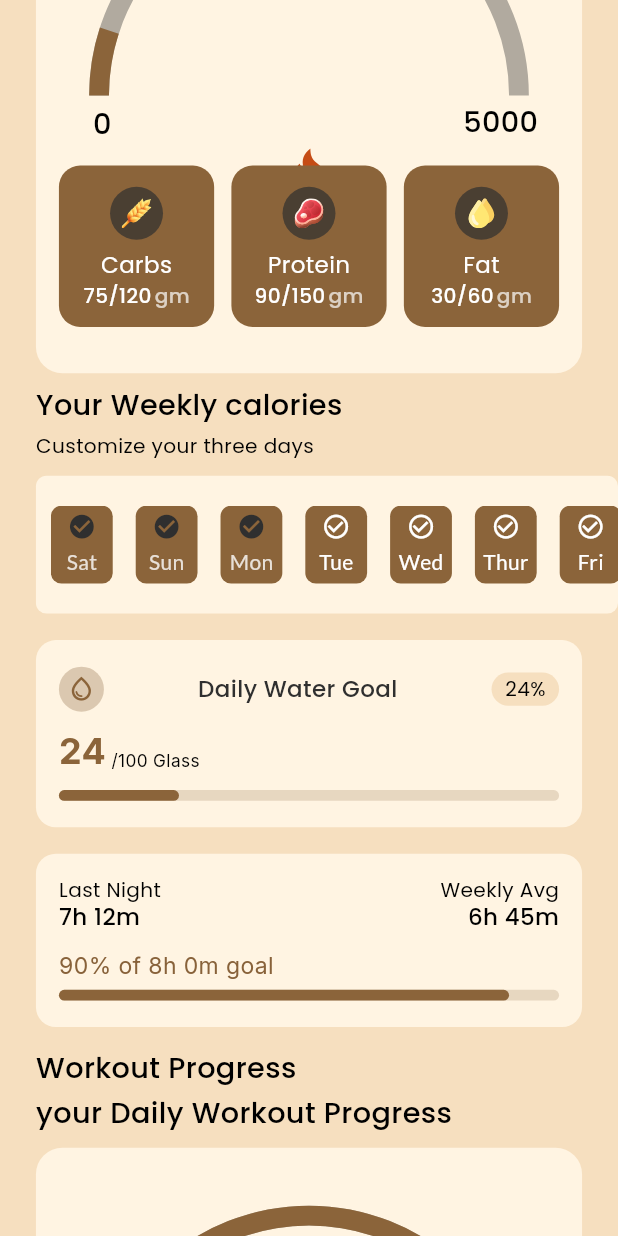
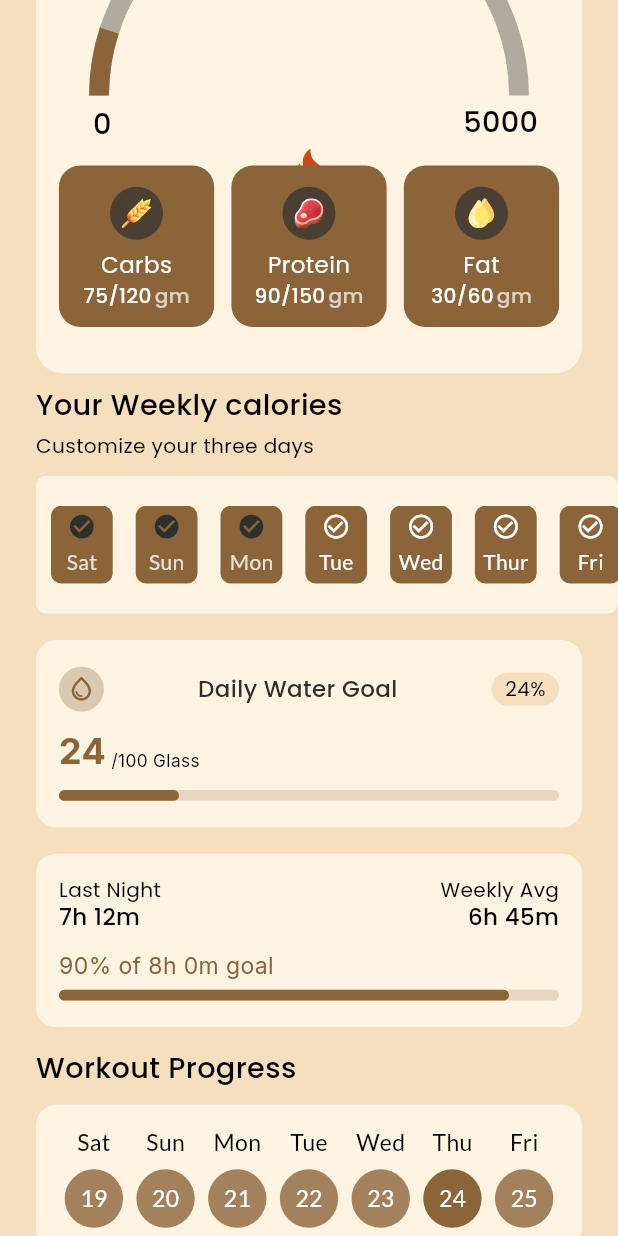
Before and after one commit to BayajitIslam/so-ni_ai, a Flutter app: the HomeScreen screen opened directly, scrolled down 576 dp, on a phone screen of 412 x 824 dp. Run offline on Flutter 3.47's test engine with Material 3 defaults, Android fonts, the phone set to English and light mode, and no system bars; drawn by our look-alikes of syncfusion_flutter_gauges; our stand-ins replace flutter_screenutil, flutter_svg, get, google_fonts.

Commit message:
Home Screen Desing Done

```diff
--- a/lib/features/home/screens/home_screens.dart
+++ b/lib/features/home/screens/home_screens.dart
@@ -9,6 +9,7 @@
 import 'package:template/features/home/widgets/day_select_row.dart';
 import 'package:template/features/home/widgets/sleep_tracking_card.dart';
 import 'package:template/features/home/widgets/water_goal_card.dart';
+import 'package:template/features/home/widgets/week_day_selector.dart';
 
 class HomeScreen extends GetView<HomeController> {
   const HomeScreen({super.key});
@@ -118,6 +119,10 @@
                         style: AppTextStyles.s20w5P(color: AppColors.black),
                       ),
 
+                      SizedBox(height: 15),
+                      //Day Selected
+                      WeekDateSelector(),
+
                       SizedBox(height: 13.h),
                       // 3. your Daily Workout Progress
                       Text(
--- /dev/null
+++ b/lib/features/home/widgets/week_day_selector.dart
@@ -0,0 +1,176 @@
+import 'package:flutter/material.dart';
+import 'package:flutter_screenutil/flutter_screenutil.dart';
+import 'package:get/get.dart';
+import 'package:google_fonts/google_fonts.dart';
+import 'package:template/core/constants/app_colors.dart';
+import 'package:template/core/themes/app_text_style.dart';
+
+class WeekDateSelector extends StatefulWidget {
+  const WeekDateSelector({super.key});
+
+  @override
+  State<WeekDateSelector> createState() => _WeekDateSelectorState();
+}
+
+class _WeekDateSelectorState extends State<WeekDateSelector> {
+  DateTime selectedDate = DateTime.now();
+  late DateTime startOfWeek;
+
+  @override
+  void initState() {
+    super.initState();
+    startOfWeek = selectedDate.subtract(
+      Duration(days: selectedDate.weekday % 7),
+    );
+  }
+
+  @override
+  Widget build(BuildContext context) {
+    return Container(
+      padding: EdgeInsets.symmetric(horizontal: 20.w, vertical: 16.h),
+      decoration: BoxDecoration(
+        color: AppColors.yellowishLightOrange,
+        borderRadius: BorderRadius.circular(16.r),
+      ),
+      child: Row(
+        mainAxisAlignment: MainAxisAlignment.spaceBetween,
+        children: List.generate(7, (index) {
+          final day = startOfWeek.add(Duration(days: index));
+          final isSelected =
+              day.day == selectedDate.day && day.month == selectedDate.month;
+
+          return GestureDetector(
+            onTap: () {
+              setState(() {
+                selectedDate = day;
+              });
+              _showActivityPopup(
+                context,
+              ); // Show activities after selecting date
+            },
+            child: Column(
+              children: [
+                Text(
+                  _getWeekdayName(day),
+                  style: GoogleFonts.lato(
+                    fontSize: 16.sp,
+                    fontWeight: FontWeight.w500,
+                    color: AppColors.black,
+                  ),
+                ),
+                SizedBox(height: 8.h),
+                CircleAvatar(
+                  radius: 22.r,
+                  backgroundColor: isSelected
+                      ? AppColors.buttonBg
+                      : AppColors.brandText.withOpacity(0.8),
+                  child: Text(
+                    '${day.day}',
+                    style: GoogleFonts.lato(
+                      fontSize: 16.sp,
+                      fontWeight: FontWeight.w500,
+                      color: AppColors.white,
+                    ),
+                  ),
+                ),
+              ],
+            ),
+          );
+        }),
+      ),
+    );
+  }
+
+  String _getWeekdayName(DateTime date) {
+    return ["Sat", "Sun", "Mon", "Tue", "Wed", "Thu", "Fri"][date.weekday % 7];
+  }
+
+  // Function to show activity popup
+  void _showActivityPopup(BuildContext context) {
+    Get.bottomSheet(
+      isScrollControlled: true,
+      Container(
+        padding: EdgeInsets.all(20.w),
+        decoration: BoxDecoration(
+          color: Colors.transparent,
+          borderRadius: BorderRadius.vertical(top: Radius.circular(24.r)),
+        ),
+
+        child: Column(
+          mainAxisSize: MainAxisSize.min,
+          children: [
+            Container(
+              width: double.infinity,
+              decoration: BoxDecoration(color: AppColors.yellowishLightOrange),
+              padding: EdgeInsets.symmetric(horizontal: 10.w, vertical: 10.h),
+              child: Text(
+                "Activity",
+                style: AppTextStyles.s20w5P(color: AppColors.icon),
+              ),
+            ),
+            SizedBox(height: 20.h),
+            Column(
+              children: [
+                _buildActivityItem(
+                  'Leg Stretching',
+                  '03 Min',
+                  '3 Sets',
+                  '30 Calories',
+                ),
+                _buildActivityItem(
+                  'Push-ups',
+                  '05 Min',
+                  '4 Sets',
+                  '50 Calories',
+                ),
+                _buildActivityItem('Squats', '07 Min', '3 Sets', '40 Calories'),
+              ],
+            ),
+          ],
+        ),
+      ),
+    );
+  }
+
+  // Helper function to build each activity item
+  Widget _buildActivityItem(
+    String name,
+    String time,
+    String sets,
+    String calories,
+  ) {
+    return Container(
+      margin: EdgeInsets.symmetric(vertical: 10.h),
+      padding: EdgeInsets.all(15.w),
+      decoration: BoxDecoration(
+        color: AppColors.yellowishLightOrange,
+        borderRadius: BorderRadius.circular(10.r),
+      ),
+      child: Row(
+        children: [
+          ClipRRect(
+            borderRadius: BorderRadius.circular(8.r),
+            child: Image.asset(
+              'assets/images/leg.png', // Add your image asset path here
+              width: 147.w,
+              height: 113.h,
+              fit: BoxFit.cover,
+            ),
+          ),
+          SizedBox(width: 10.w),
+          Column(
+            crossAxisAlignment: CrossAxisAlignment.start,
+            children: [
+              Text(name, style: AppTextStyles.s16w5P(color: AppColors.black)),
+              SizedBox(height: 5.h),
+              Text(
+                '$time | $sets | $calories',
+                style: AppTextStyles.s14w4P(color: AppColors.icon),
+              ),
+            ],
+          ),
+        ],
+      ),
+    );
+  }
+}
```
Also changed, not shown: assets/images/leg.png (added).
